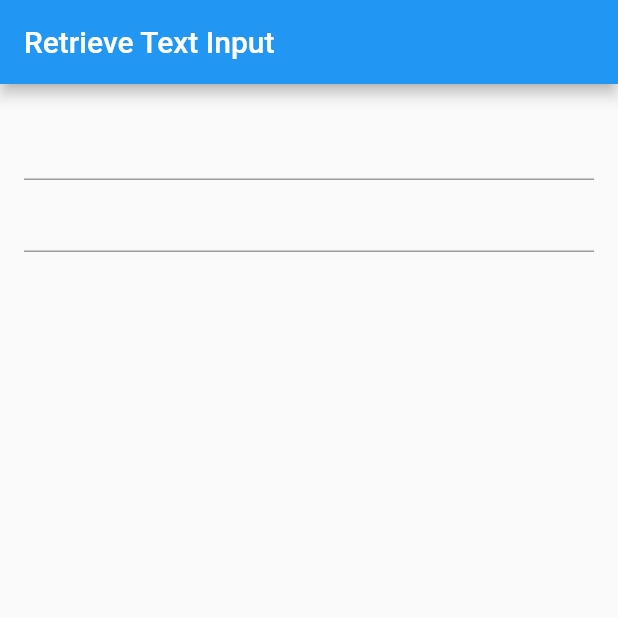
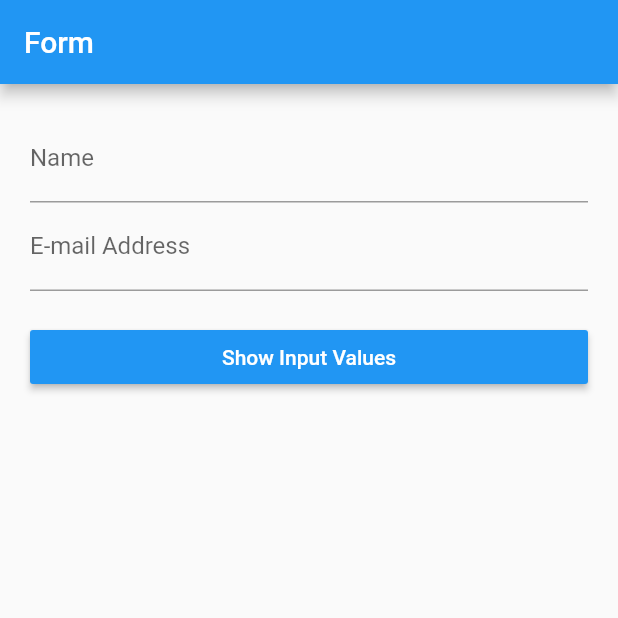
Before and after one commit to 07kamrul/Flutter, a Flutter app: the screen it shows after launch, on a phone screen of 412 x 824 dp, the top half of it. Run offline on Flutter 3.47's test engine with Material 2 defaults, Android fonts, the phone set to English and light mode, and no system bars.

Commit message:
form with validation

```diff
--- a/form_app/lib/main.dart
+++ b/form_app/lib/main.dart
@@ -1,68 +1,109 @@
 import 'package:flutter/material.dart';
+// import 'package:validate/validate.dart';
 
-void main() => runApp(MyApp());
+void main() => runApp(new MaterialApp(
+      title: 'Forms in Flutter',
+      home: new LoginPage(),
+    ));
 
-class MyApp extends StatelessWidget {
+class LoginPage extends StatefulWidget {
   @override
-  Widget build(BuildContext context) {
-    return MaterialApp(
-      title: 'Retrieve Text Input',
-      home: MyCustomForm(),
-    );
-  }
+  State<StatefulWidget> createState() => new _LoginPageState();
 }
 
-// Define a custom Form widget.
-class MyCustomForm extends StatefulWidget {
-  @override
-  _MyCustomFormState createState() => _MyCustomFormState();
+class _LoginData {
+  String name = ' ';
+  String email = ' ';
 }
 
-// Define a corresponding State class.
-// This class holds data related to the Form.
-class _MyCustomFormState extends State<MyCustomForm> {
-  // Create a text controller and use it to retrieve the current value
-  // of the TextField.
-  final myController = TextEditingController();
+class _LoginPageState extends State<LoginPage> {
+  final GlobalKey<FormState> _formKey = new GlobalKey<FormState>();
 
-  @override
-  void initState() {
-    super.initState();
+  _LoginData _data = new _LoginData();
 
-    myController.addListener(_printLatestValue);
+  // String _validataEmail(String value){
+  //
+  //   if (!Validate.isEmail(value)) {
+  //     return 'The E-mail Address must be a valid email address.';
+  //   }
+  //
+  //   return null;
+  // }
+
+  String _validateName(String value) {
+    if (!value.contains(" ")) {
+      return "Type your valid name";
+    }
+    return null;
   }
 
-  @override
-  void dispose() {
-    // Clean up the controller when the widget is removed from the widget tree.
-    // This also removes the _printLatestValue listener.
-    myController.dispose();
-    super.dispose();
+  String _validateEmail(String value) {
+    if (!value.contains(" ")) {
+      return "Type your valid email";
+    }
+    return null;
   }
 
-  _printLatestValue() {
-    print("Second text field: ${myController.text}");
+  void submit() {
+    if (this._formKey.currentState.validate()) {
+      _formKey.currentState.save();
+
+      print('Printing the form data');
+      print('Name:${_data.name}');
+      print('Email:${_data.email}');
+    }
   }
 
   @override
   Widget build(BuildContext context) {
-    return Scaffold(
-      appBar: AppBar(
-        title: Text('Retrieve Text Input'),
+    final Size screenSize = MediaQuery.of(context).size;
+
+    return new Scaffold(
+      appBar: new AppBar(
+        title: new Text('Form'),
       ),
-      body: Padding(
-        padding: const EdgeInsets.all(16.0),
-        child: Column(
-          children: <Widget>[
-            TextField(
-              onChanged: (text) {
-                print("First text field: $text");
-              },
-            ),
-            TextField(
-              controller: myController,
-            ),
-          ],
+      body: new Container(
+        padding: new EdgeInsets.all(20.0),
+        child: new Form(
+          key: this._formKey,
+          child: new ListView(
+            children: <Widget>[
+              new TextFormField(
+                keyboardType: TextInputType.text,
+                decoration: new InputDecoration(
+                  hintText: 'Enter Yours Name...',
+                  labelText: 'Name',
+                ),
+                validator: this._validateName,
+                onSaved: (String value) {
+                  this._data.name = value;
+                },
+              ),
+              new TextFormField(
+                keyboardType: TextInputType.emailAddress,
+                decoration: new InputDecoration(
+                  hintText: 'you@example.com',
+                  labelText: 'E-mail Address',
+                ),
+                validator: this._validateEmail,
+                onSaved: (String value) {
+                  this._data.email = value;
+                },
+              ),
+              new Container(
+                width: screenSize.width,
+                child: new RaisedButton(
+                  child: new Text(
+                    'Show Input Values',
+                    style: new TextStyle(color: Colors.white),
+                  ),
+                  onPressed: () => this.submit(),
+                  color: Colors.blue,
+                ),
+                margin: new EdgeInsets.only(top: 20.0),
+              )
+            ],
+          ),
         ),
       ),
     );
```
Also changed, not shown: 1 other file.
